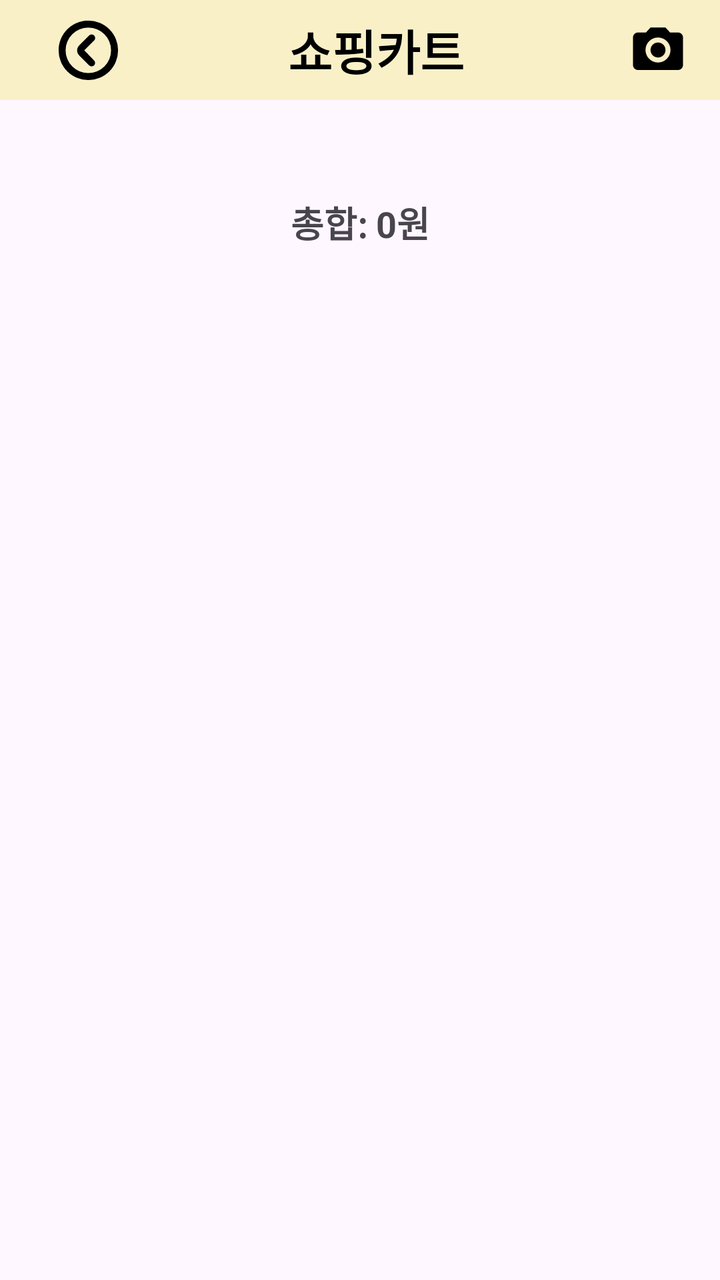
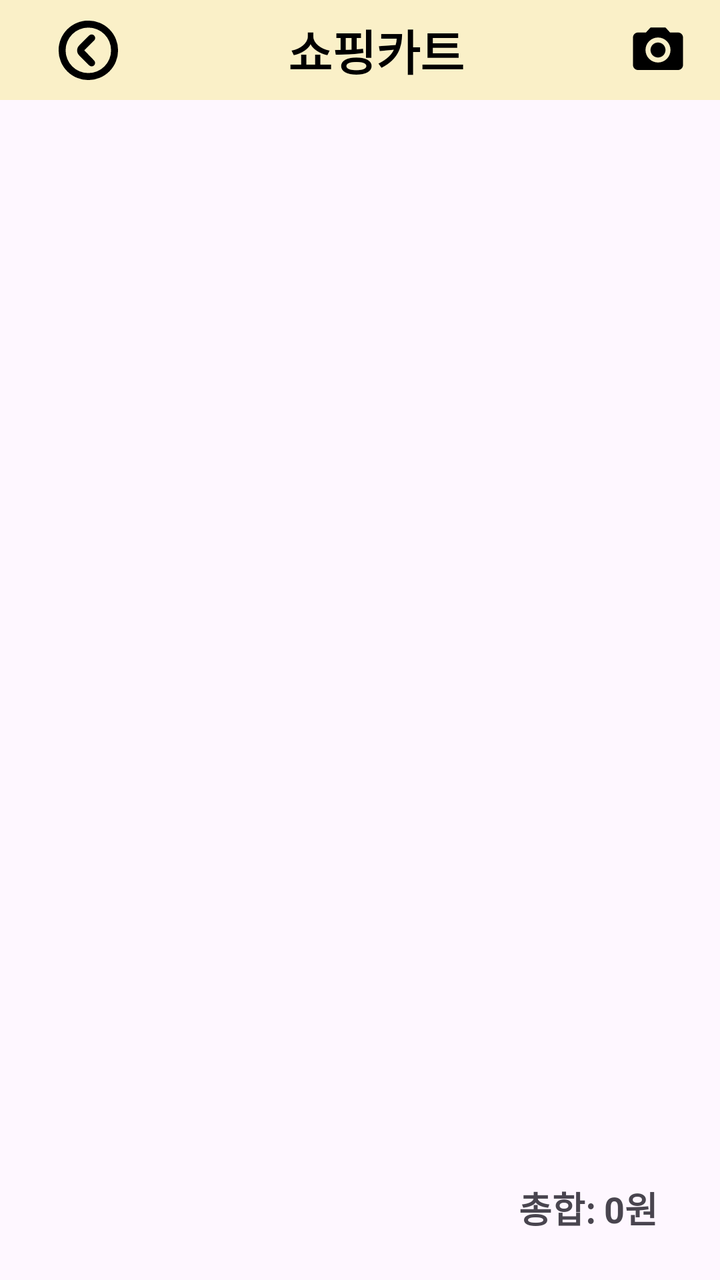

Screens rendered from an Android XML layout before and after an edit, with the pre-edit source and the edit as a unified diff.
<!-- AndroidManifest.xml: application theme Theme.PickAndCook -->
<!-- res/layout/fragment_shopping_cart.xml -->
<?xml version="1.0" encoding="utf-8"?>
<ScrollView xmlns:android="http://schemas.android.com/apk/res/android"
    xmlns:app="http://schemas.android.com/apk/res-auto"
    android:layout_width="match_parent"
    android:layout_height="match_parent"
    android:fillViewport="true">

    <androidx.constraintlayout.widget.ConstraintLayout
        android:layout_width="match_parent"
        android:layout_height="wrap_content">

        <androidx.appcompat.widget.Toolbar
            android:id="@+id/toolbar"
            android:layout_width="0dp"
            android:layout_height="50dp"
            android:background="@color/main"
            app:navigationIcon="@drawable/ic_arrow_back"
            android:paddingStart="16dp"
            app:layout_constraintTop_toTopOf="parent"
            app:layout_constraintStart_toStartOf="parent"
            app:layout_constraintEnd_toEndOf="parent">

            
            <ImageView
                android:id="@+id/cameraButton"
                android:layout_width="wrap_content"
                android:layout_height="wrap_content"

                android:src="@drawable/ic_camera"
                android:layout_gravity="end|center_vertical"
                android:contentDescription="카메라"
                android:layout_marginEnd="16dp"/>

            <TextView
                android:layout_width="wrap_content"
                android:layout_height="wrap_content"
                android:text="쇼핑카트"
                android:textAppearance="@style/TitleTextStyle"
                android:layout_gravity="center" />
        </androidx.appcompat.widget.Toolbar>


        
        <androidx.recyclerview.widget.RecyclerView
            android:id="@+id/recyclerView"
            android:layout_width="match_parent"
            android:layout_height="wrap_content"
            android:importantForAccessibility="no"
            android:padding="16dp"
            app:layout_constraintTop_toBottomOf="@id/toolbar"
            app:layout_constraintStart_toStartOf="parent"
            app:layout_constraintEnd_toEndOf="parent" />

        <TextView
            android:id="@+id/totalPriceText"
            android:layout_width="wrap_content"
            android:layout_height="wrap_content"
            android:text="총합: 0원"
            android:textSize="18sp"
            android:textStyle="bold"
            android:layout_margin="16dp"
            app:layout_constraintTop_toBottomOf="@id/recyclerView"
            app:layout_constraintStart_toStartOf="parent"
            app:layout_constraintEnd_toEndOf="parent" />



    </androidx.constraintlayout.widget.ConstraintLayout>
</ScrollView>
<!-- resources referenced by this layout -->
<resources>
  <color name="main">#FAF0C8</color>
  <!-- drawable ic_arrow_back (drawable) -->
  <vector xmlns:android="http://schemas.android.com/apk/res/android"
      android:width="35dp"
      android:height="35dp"
      android:viewportWidth="200"
      android:viewportHeight="200">
    <path
        android:pathData="M100,15a85,85 0,1 0,85 85A84.93,84.93 0,0 0,100 15ZM100,165a65,65 0,1 1,65 -65A64.87,64.87 0,0 1,100 165ZM116.5,57.5a9.67,9.67 0,0 0,-14 0L74,86a19.92,19.92 0,0 0,0 28.5L102.5,143a9.9,9.9 0,0 0,14 -14l-28,-29L117,71.5C120.5,68 120.5,61.5 116.5,57.5Z"
        android:fillColor="#000000"/>
  </vector>
  <!-- drawable ic_camera (drawable) -->
  <?xml version="1.0" encoding="utf-8"?>
  <vector xmlns:android="http://schemas.android.com/apk/res/android"
      android:width="30dp"
      android:height="30dp"
      android:viewportWidth="24"
      android:viewportHeight="24">
      <path
          android:fillColor="@color/black"
          android:pathData="M20 5h-3.17l-1.83-2H9L7.17 5H4c-1.1 0-2 .9-2 2v11c0 1.1.9 2 2 2h16c1.1 0 2-.9 2-2V7c0-1.1-.9-2-2-2zM12 17c-2.76 0-5-2.24-5-5s2.24-5 5-5 5 2.24 5 5-2.24 5-5 5zm0-8c-1.66 0-3 1.34-3 3s1.34 3 3 3 3-1.34 3-3-1.34-3-3-3z"/>
  </vector>
  <style name="TitleTextStyle">
          <item name="android:textSize">24sp</item>
          <item name="android:textStyle">bold</item>
          <item name="android:textColor">#000000</item> 
          <item name="android:fontFamily">sans-serif-medium</item>
          <item name="android:gravity">center</item>
      </style>
  <style name="Theme.PickAndCook" parent="Base.Theme.PickAndCook" />
  <color name="black">#FF000000</color>
  <style name="Base.Theme.PickAndCook" parent="Theme.Material3.DayNight.NoActionBar">
          
          <item name="colorPrimary">@color/black</item>
      </style>
</resources>

<!-- the commit's change to res/layout/fragment_shopping_cart.xml (unified diff, before → after) -->
@@ -1,69 +1,63 @@
 <?xml version="1.0" encoding="utf-8"?>
-<ScrollView xmlns:android="http://schemas.android.com/apk/res/android"
+<androidx.constraintlayout.widget.ConstraintLayout xmlns:android="http://schemas.android.com/apk/res/android"
     xmlns:app="http://schemas.android.com/apk/res-auto"
     android:layout_width="match_parent"
-    android:layout_height="match_parent"
-    android:fillViewport="true">
+    android:layout_height="match_parent">
 
-    <androidx.constraintlayout.widget.ConstraintLayout
-        android:layout_width="match_parent"
-        android:layout_height="wrap_content">
+    <androidx.appcompat.widget.Toolbar
+        android:id="@+id/toolbar"
+        android:layout_width="0dp"
+        android:layout_height="50dp"
+        android:background="@color/main"
+        app:navigationIcon="@drawable/ic_arrow_back"
+        android:paddingStart="16dp"
+        app:layout_constraintTop_toTopOf="parent"
+        app:layout_constraintStart_toStartOf="parent"
+        app:layout_constraintEnd_toEndOf="parent">
 
-        <androidx.appcompat.widget.Toolbar
-            android:id="@+id/toolbar"
-            android:layout_width="0dp"
-            android:layout_height="50dp"
-            android:background="@color/main"
-            app:navigationIcon="@drawable/ic_arrow_back"
-            android:paddingStart="16dp"
-            app:layout_constraintTop_toTopOf="parent"
-            app:layout_constraintStart_toStartOf="parent"
-            app:layout_constraintEnd_toEndOf="parent">
+        
+        <ImageView
+            android:id="@+id/cameraButton"
+            android:layout_width="wrap_content"
+            android:layout_height="wrap_content"
 
-            
-            <ImageView
-                android:id="@+id/cameraButton"
-                android:layout_width="wrap_content"
-                android:layout_height="wrap_content"
+            android:src="@drawable/ic_camera"
+            android:layout_gravity="end|center_vertical"
+            android:contentDescription="카메라"
+            android:layout_marginEnd="16dp"/>
 
-                android:src="@drawable/ic_camera"
-                android:layout_gravity="end|center_vertical"
-                android:contentDescription="카메라"
-                android:layout_marginEnd="16dp"/>
-
-            <TextView
-                android:layout_width="wrap_content"
-                android:layout_height="wrap_content"
-                android:text="쇼핑카트"
-                android:textAppearance="@style/TitleTextStyle"
-                android:layout_gravity="center" />
-        </androidx.appcompat.widget.Toolbar>
+        <TextView
+            android:layout_width="wrap_content"
+            android:layout_height="wrap_content"
+            android:text="쇼핑카트"
+            android:textAppearance="@style/TitleTextStyle"
+            android:layout_gravity="center" />
+    </androidx.appcompat.widget.Toolbar>
 
 
-        
-        <androidx.recyclerview.widget.RecyclerView
-            android:id="@+id/recyclerView"
-            android:layout_width="match_parent"
-            android:layout_height="wrap_content"
-            android:importantForAccessibility="no"
-            android:padding="16dp"
-            app:layout_constraintTop_toBottomOf="@id/toolbar"
-            app:layout_constraintStart_toStartOf="parent"
-            app:layout_constraintEnd_toEndOf="parent" />
+    
+    <androidx.recyclerview.widget.RecyclerView
+        android:id="@+id/recyclerView"
+        android:layout_width="600dp"
+        android:layout_height="0dp"
+        android:importantForAccessibility="no"
+        android:padding="16dp"
+        app:layout_constraintBottom_toBottomOf="parent"
+        app:layout_constraintEnd_toEndOf="parent"
+        app:layout_constraintStart_toStartOf="parent"
+        app:layout_constraintTop_toBottomOf="@id/toolbar" />
 
-        <TextView
-            android:id="@+id/totalPriceText"
-            android:layout_width="wrap_content"
-            android:layout_height="wrap_content"
-            android:text="총합: 0원"
-            android:textSize="18sp"
-            android:textStyle="bold"
-            android:layout_margin="16dp"
-            app:layout_constraintTop_toBottomOf="@id/recyclerView"
-            app:layout_constraintStart_toStartOf="parent"
-            app:layout_constraintEnd_toEndOf="parent" />
+    <TextView
+        android:id="@+id/totalPriceText"
+        android:layout_width="wrap_content"
+        android:layout_height="wrap_content"
+        android:layout_margin="16dp"
+        android:text="총합: 0원"
+        android:textSize="@dimen/title1_text_size"
+        android:textStyle="bold"
+        android:paddingBottom="7dp"
+        android:paddingEnd="15dp"
+        app:layout_constraintBottom_toBottomOf="parent"
+        app:layout_constraintEnd_toEndOf="parent" />
 
-
-
-    </androidx.constraintlayout.widget.ConstraintLayout>
-</ScrollView>
+</androidx.constraintlayout.widget.ConstraintLayout>
<!-- resource entries referenced after the edit -->
@@ -1,6 +1,7 @@
 <!-- resources referenced by this layout -->
 <resources>
   <color name="main">#FAF0C8</color>
+  <dimen name="title1_text_size">18sp</dimen>
   <!-- drawable ic_arrow_back (drawable) -->
   <vector xmlns:android="http://schemas.android.com/apk/res/android"
       android:width="35dp"
